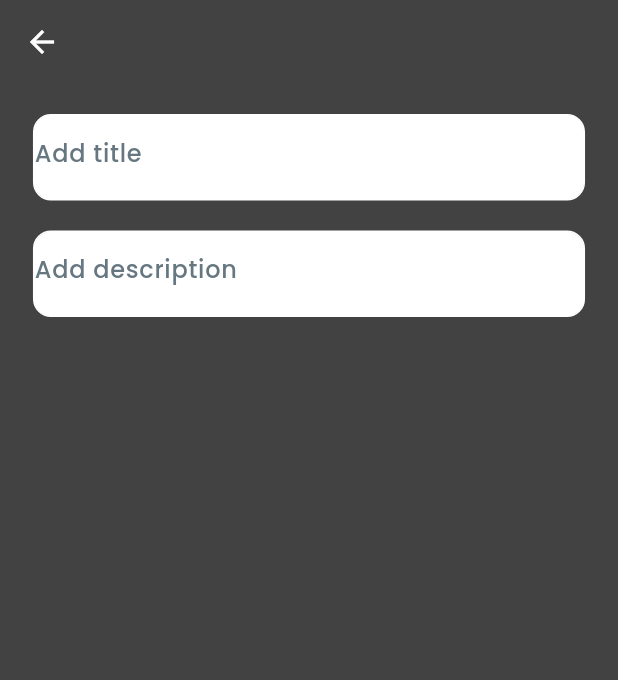
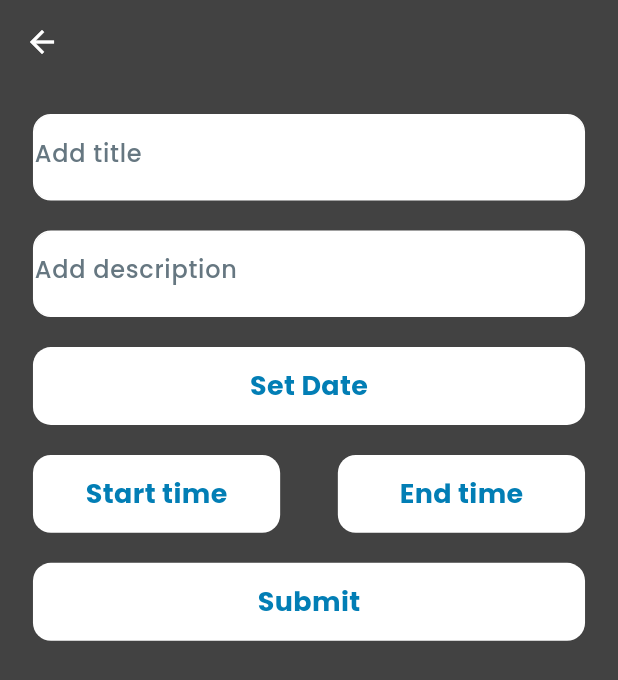
Before and after one commit to MurtazaFlutter/Task-Management, a Flutter app: the AddTask screen opened directly, on a phone screen of 412 x 824 dp. Shown: the top 680 px of the screen. Run offline on Flutter 3.47's test engine with Material 2 defaults, Android fonts, the phone set to English and light mode, and no system bars; drawn by our look-alikes of dynamic_color; our stand-ins replace country_picker, flutter_datetime_picker_plus, flutter_screenutil, flutter_vector_icons, gap, google_fonts and 5 more; accounts and stored records are empty; generated files the repository leaves out were written again.

Commit message:
some progress

```diff
--- a/lib/features/todo/pages/add.dart
+++ b/lib/features/todo/pages/add.dart
@@ -1,7 +1,10 @@
-import 'package:flutter/material.dart';
 import 'package:hooks_riverpod/hooks_riverpod.dart';
 import 'package:task_management/common/utils/app_imports.dart';
+import 'package:task_management/common/widgets/custom_outline_button.dart';
 import 'package:task_management/common/widgets/custom_text_field.dart';
+import 'package:flutter_datetime_picker_plus/flutter_datetime_picker_plus.dart'
+    as picker;
+import 'package:task_management/features/todo/controllers/dates/date_provider.dart';
 
 class AddTask extends ConsumerStatefulWidget {
   const AddTask({super.key});
@@ -15,6 +18,7 @@ class _AddTaskState extends ConsumerState<AddTask> {
   late final TextEditingController _des = TextEditingController();
   @override
   Widget build(BuildContext context) {
+    var scheduleDate = ref.watch(dateStateProvider);
     return Scaffold(
       appBar: AppBar(
         backgroundColor: Colors.transparent,
@@ -40,6 +44,63 @@ class _AddTaskState extends ConsumerState<AddTask> {
               hintStyle:
                   appStyle(16.sp, AppConstants.kGreyLight, FontWeight.w500),
             ),
+            const Gap(20),
+            CustomOutLineButton(
+              onTap: () {
+                picker.DatePicker.showDatePicker(context,
+                    showTitleActions: true,
+                    minTime: DateTime(2023, 19, 11),
+                    maxTime: DateTime(2024, 19, 11),
+                    theme: picker.DatePickerTheme(
+                        doneStyle: TextStyle(
+                            color: AppConstants.kGreen,
+                            fontSize: 16.sp)), onConfirm: (date) {
+                  ref.read(dateStateProvider.notifier).setDate(
+                        date.toString(),
+                      );
+                }, currentTime: DateTime.now(), locale: picker.LocaleType.en);
+              },
+              width: AppConstants.kWidth,
+              height: 52.h,
+              color: AppConstants.kBlueLight,
+              text: scheduleDate == ""
+                  ? "Set Date"
+                  : scheduleDate.substring(0, 10),
+            ),
+            const Gap(20),
+            Row(
+              mainAxisAlignment: MainAxisAlignment.spaceBetween,
+              children: [
+                CustomOutLineButton(
+                  onTap: () {
+                    picker.DatePicker.showDatePicker(
+                      context,
+                      showTitleActions: true,
+                      onConfirm: (time) {},
+                    );
+                  },
+                  width: AppConstants.kWidth * 0.4,
+                  height: 52.h,
+                  color: AppConstants.kBlueLight,
+                  text: "Start time",
+                ),
+                CustomOutLineButton(
+                  onTap: () {},
+                  width: AppConstants.kWidth * 0.4,
+                  height: 52.h,
+                  color: AppConstants.kBlueLight,
+                  text: "End time",
+                ),
+              ],
+            ),
+            const Gap(20),
+            CustomOutLineButton(
+              onTap: () {},
+              width: AppConstants.kWidth,
+              height: 52.h,
+              color: AppConstants.kBlueLight,
+              text: "Submit",
+            ),
           ],
         ),
       ),
--- a/pubspec.yaml
+++ b/pubspec.yaml
@@ -46,6 +46,7 @@ dependencies:
   riverpod_annotation: ^2.3.0
   sqflite: ^2.3.0
   dynamic_color: ^1.6.8
+  flutter_datetime_picker_plus: ^2.1.0
 
 dev_dependencies:
   flutter_test:
```
Also changed, not shown: lib/features/todo/controllers/dates/date_provider.dart (added, +38 -0 lines), lib/features/todo/controllers/dates/date_provider.g.dart (added), pubspec.lock.
